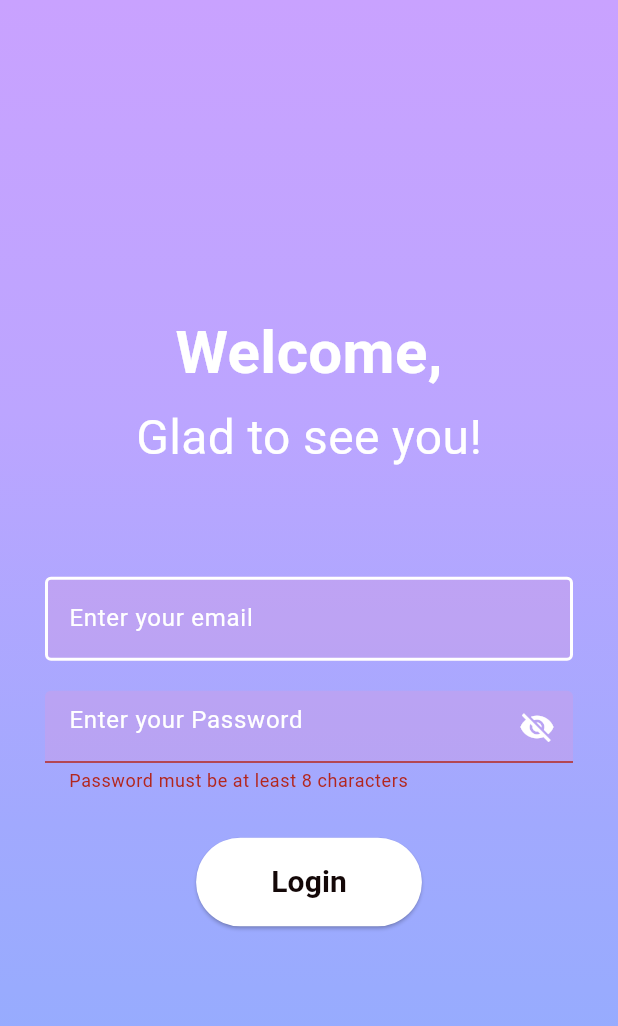
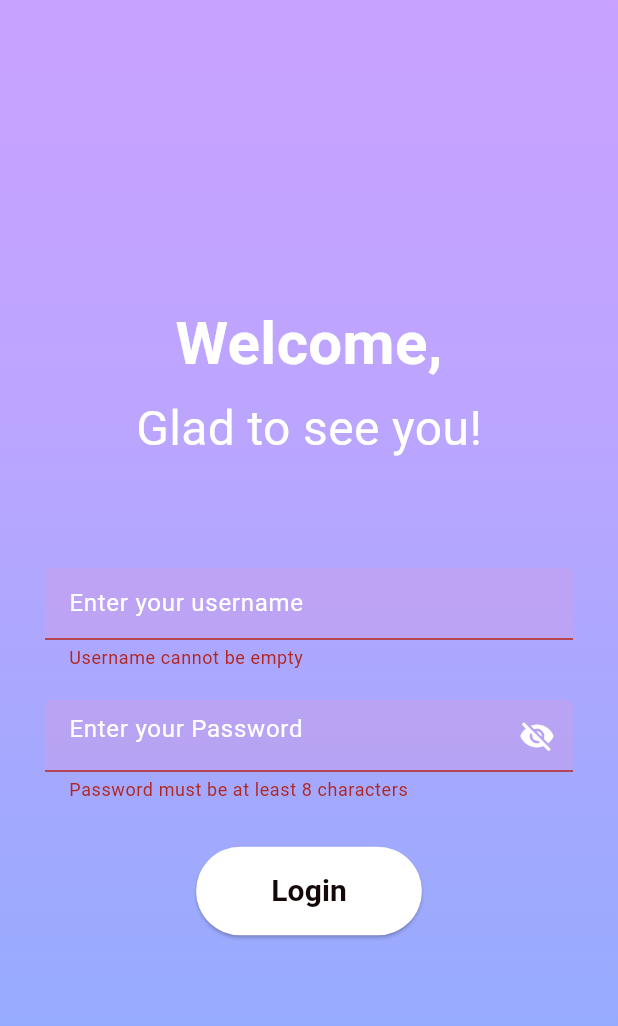
Before and after one commit to AnantKumarSingh26/Login, a Flutter app: the screen it shows after launch, after a tap on "Login", on a phone screen of 412 x 824 dp. Shown: the top 1026 px of the screen. Run offline on Flutter 3.47's test engine with Material 3 defaults, Android fonts, the phone set to English and light mode, and no system bars.

Commit message:
Fixed Error of Username

```diff
--- a/lib/pages/login_page.dart
+++ b/lib/pages/login_page.dart
@@ -10,12 +10,15 @@ class LoginPage extends StatefulWidget {
 
 class _LoginPageState extends State<LoginPage> {
   final TextEditingController _passwordController = TextEditingController();
+  final TextEditingController _emailController = TextEditingController();
   bool _obscurePassword = true;
   String? _passwordError;
+  String? _emailError;
 
   @override
   void dispose() {
     _passwordController.dispose();
+    _emailController.dispose();
     super.dispose();
   }
 
@@ -59,16 +62,18 @@ class _LoginPageState extends State<LoginPage> {
               const SizedBox(height: 70),
               Container(
                 padding: const EdgeInsets.symmetric(horizontal: 30),
-                child: const TextField(
+                child:  TextField(
+                  controller: _emailController,
                   style: TextStyle(color: Colors.white  ),
                   decoration: InputDecoration(
-                    hintText: 'Enter your email',
+                    hintText: 'Enter your username',
                     hintStyle: TextStyle(color: Colors.white),
                     enabledBorder: OutlineInputBorder(
                       borderSide: BorderSide(color: Colors.white, width: 2),
                     ),
                     fillColor: Color.fromARGB(104, 210, 156, 228),
                     filled: true,
+                    errorText: _emailError,
                   ),
                 ),
               ),
@@ -106,6 +111,11 @@ class _LoginPageState extends State<LoginPage> {
               ElevatedButton(
                 onPressed: () {
                   setState(() {
+                    _emailError = null;
+                    _passwordError = null;
+                    if (_emailController.text.isEmpty) {
+                      _emailError = 'Username cannot be empty';
+                    }
                     if (_passwordController.text.length < 8) {
                       _passwordError = 'Password must be at least 8 characters';
                     } else {
```
